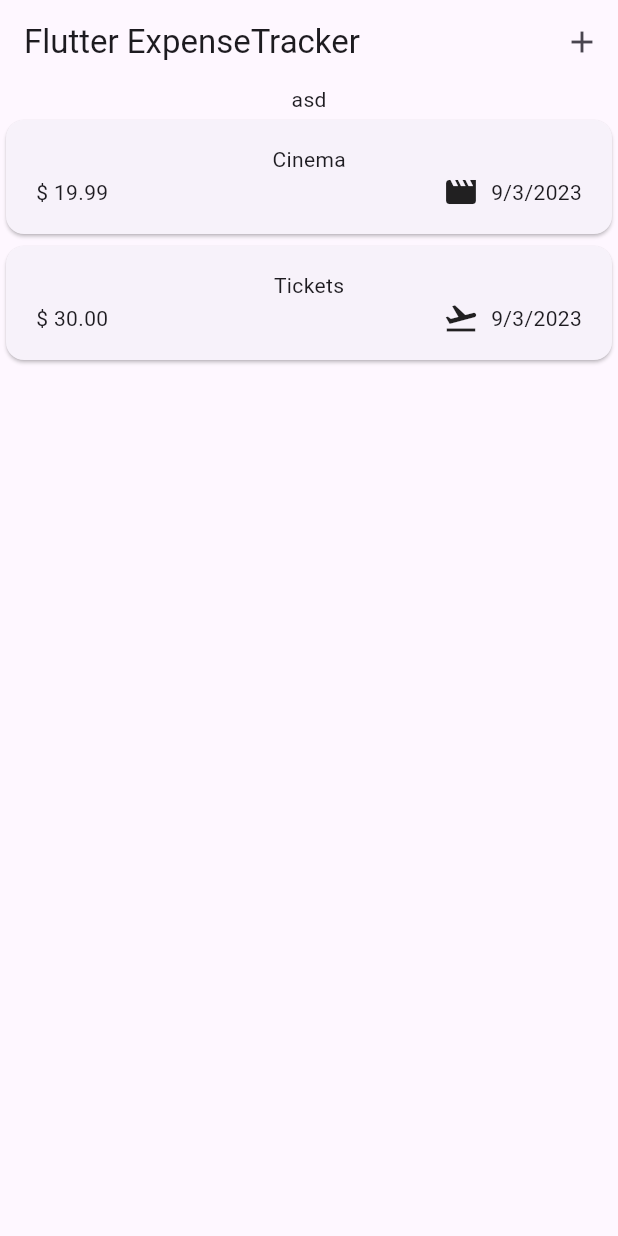
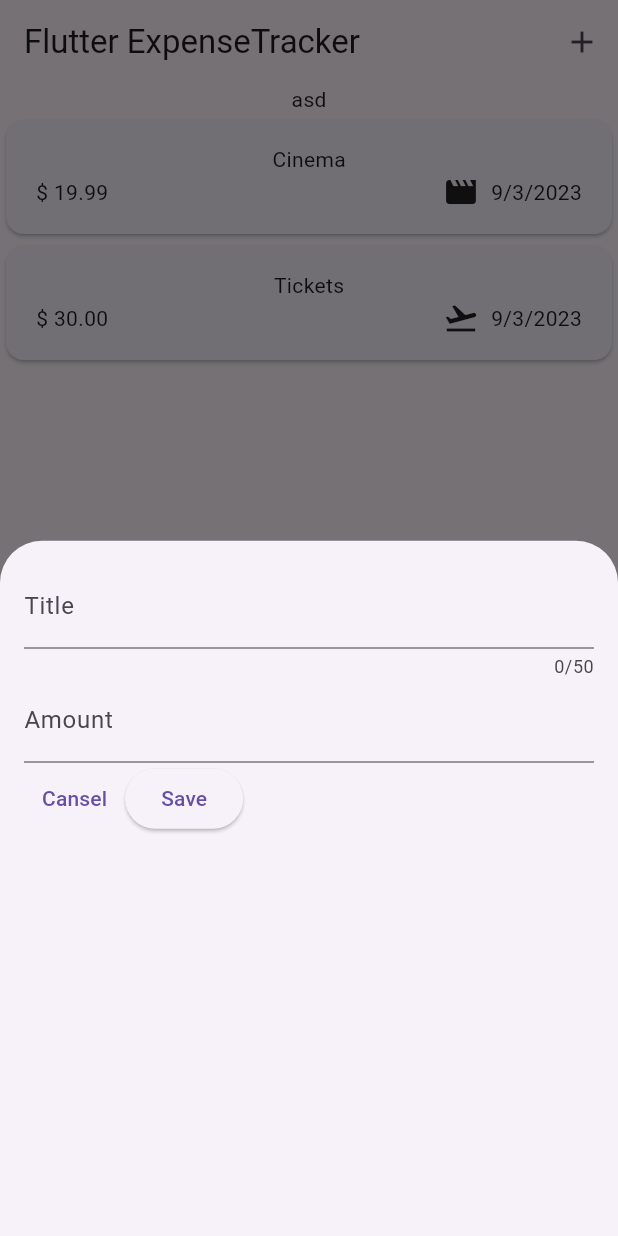
Before and after one commit to Fserlut/flutter_expense_tracker, a Flutter app: the screen it shows after launch, after a tap on the "add" icon, on a phone screen of 412 x 824 dp. Run offline on Flutter 3.47's test engine with Material 2 defaults, Android fonts, the phone set to English and light mode, and no system bars.

Commit message:
start modal add new expense

```diff
--- /dev/null
+++ b/lib/widgets/create_nex_expense.dart
@@ -0,0 +1,63 @@
+import 'package:flutter/material.dart';
+
+class CreateNewExpense extends StatefulWidget {
+  const CreateNewExpense({super.key});
+
+  @override
+  State<CreateNewExpense> createState() {
+    return _CreateNewExpenseState();
+  }
+}
+
+class _CreateNewExpenseState extends State<CreateNewExpense> {
+  final _titleController = TextEditingController();
+  final _amountController = TextEditingController();
+
+  @override
+  void dispose() {
+    _titleController.dispose();
+    _amountController.dispose();
+    super.dispose();
+  }
+
+  @override
+  Widget build(BuildContext context) {
+    return Padding(
+      padding: const EdgeInsets.all(16),
+      child: Column(
+        children: [
+          TextField(
+            controller: _titleController,
+            maxLength: 50,
+            decoration: const InputDecoration(label: Text('Title')),
+          ),
+          TextField(
+            controller: _amountController,
+            keyboardType: TextInputType.number,
+            decoration: const InputDecoration(
+              prefixText: '\$ ',
+              label: Text('Amount'),
+            ),
+          ),
+          Row(
+            children: [
+              TextButton(
+                onPressed: () {
+                  Navigator.pop(context);
+                },
+                child: const Text('Cansel'),
+              ),
+              ElevatedButton(
+                onPressed: () {
+                  print(_amountController.text);
+                  print(_titleController.text);
+                },
+                child: const Text('Save'),
+              ),
+            ],
+          ),
+        ],
+      ),
+    );
+  }
+}
--- a/lib/widgets/expenses.dart
+++ b/lib/widgets/expenses.dart
@@ -1,3 +1,4 @@
+import 'package:expense_tracker_app/widgets/create_nex_expense.dart';
 import 'package:expense_tracker_app/widgets/expenses_list/expenses_list.dart';
 import 'package:expense_tracker_app/models/expense.dart';
 import 'package:flutter/material.dart';
@@ -26,6 +27,12 @@ class _ExpensesState extends State<Expenses> {
       category: Category.travel,
     )
   ];
+
+  void _openAddExpenseModal() {
+    showModalBottomSheet(
+        context: context, builder: (ctx) => const CreateNewExpense());
+  }
+
   @override
   Widget build(BuildContext context) {
     return Scaffold(
@@ -35,7 +42,7 @@ class _ExpensesState extends State<Expenses> {
         ),
         actions: [
           IconButton(
-            onPressed: () {},
+            onPressed: _openAddExpenseModal,
             icon: const Icon(Icons.add),
           ),
         ],
```
